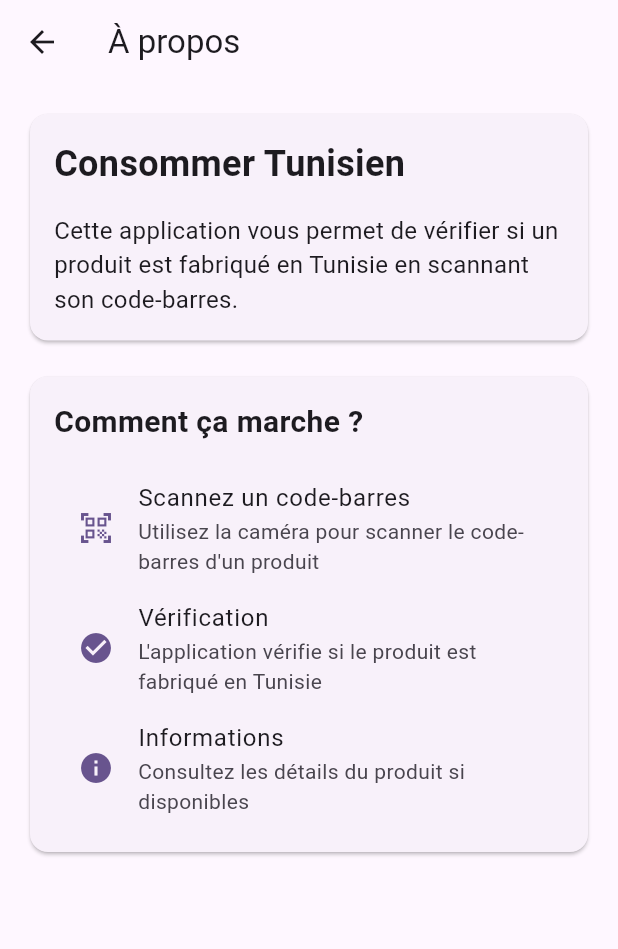
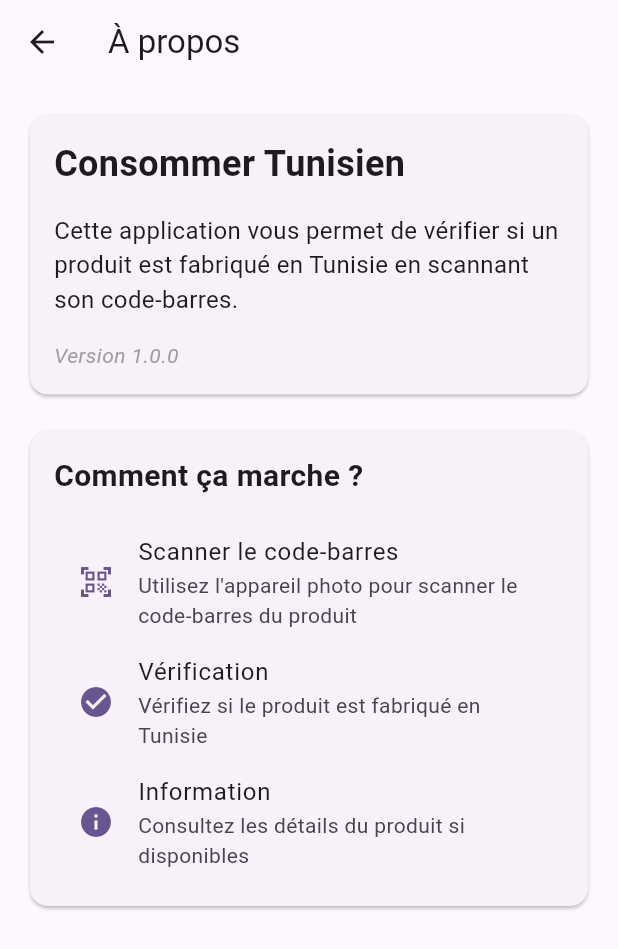
Before and after one commit to MoezMissaoui/consume-tunisian, a Flutter app: the AboutScreen screen opened directly, on a phone screen of 412 x 824 dp. Shown: the top 949 px of the screen. Run offline on Flutter 3.47's test engine with Material 3 defaults, Android fonts, the phone set to English and light mode, and no system bars; our stand-ins replace carousel_slider, flutter_svg, permission_handler, shared_preferences; missing offline and left inert: mobile_scanner; accounts and stored records are empty.

Commit message:
feat: translations

```diff
--- /dev/null
+++ b/lib/config/translations.dart
@@ -0,0 +1,139 @@
+class AppTranslations {
+  static const Map<String, Map<String, String>> translations = {
+    'fr': {
+      'appTitle': 'Consommer Tunisien',
+      'scan': 'Scanner',
+      'instructions': 'Instructions',
+      'scanInstructions':
+          'Placez le code-barres au centre du cadre pour un meilleur résultat',
+      'settings': 'Paramètres',
+      'about': 'À propos',
+      'history': 'Historique',
+      'seeDetails': 'Voir les détails',
+      'copy': 'Copier',
+      'copied': 'Copié dans le presse-papiers',
+      'product': 'Produit',
+      'productFrom': 'Produit de',
+      'madeInTunisia': 'Produit tunisien',
+      'notMadeInTunisia': 'Produit non tunisien',
+      'ingredients': 'Ingrédients',
+      'allergens': 'Allergènes',
+      'noDetails': 'Aucun détail disponible',
+      'error': 'Erreur',
+      'language': 'Langue',
+      'french': 'Français',
+      'english': 'Anglais',
+      'languageChanged': 'Langue changée en Français',
+      'nutriScore': 'Nutri-Score',
+      'nutriScoreQuestion': 'À quoi sert le Nutri-Score ?',
+      'nutriScoreExplanation':
+          'Le Nutri-Score offre aux consommateurs une information claire et aisément compréhensible sur la qualité nutritionnelle globale d\'un produit, directement sur l\'emballage, facilitant ainsi les choix lors des achats. Cette étiquette permet de comparer aisément les aliments et d\'opter pour ceux ayant une meilleure valeur nutritionnelle.\n\nCe repère visuel s\'inspire des travaux de l\'équipe du Pr Serge Hercberg. Le logo utilise une gamme de cinq couleurs, allant du vert foncé au orange foncé, et est associé à des lettres de A (indiquant la \"meilleure qualité nutritionnelle\") à E (représentant la \"qualité nutritionnelle la moins bonne\").',
+      'appDescription':
+          'Cette application vous permet de vérifier si un produit est fabriqué en Tunisie en scannant son code-barres.',
+      'howItWorks': 'Comment ça marche ?',
+      'scanBarcode': 'Scanner le code-barres',
+      'useCamera':
+          'Utilisez l\'appareil photo pour scanner le code-barres du produit',
+      'verification': 'Vérification',
+      'verifyProduct': 'Vérifiez si le produit est fabriqué en Tunisie',
+      'information': 'Information',
+      'viewDetails': 'Consultez les détails du produit si disponibles',
+      'version': 'Version',
+      'scanner': 'Scanner',
+      'scannerSettings': 'Paramètres du scanner de codes-barres',
+      'notifications': 'Notifications',
+      'notificationsSettings': 'Gérer les notifications',
+      'storage': 'Stockage',
+      'storageSettings': 'Gérer le cache et les données',
+    },
+    'en': {
+      'appTitle': 'Consume Tunisian',
+      'scan': 'Scan',
+      'instructions': 'Instructions',
+      'scanInstructions':
+          'Place the barcode in the center of the frame for best results',
+      'settings': 'Settings',
+      'about': 'About',
+      'history': 'History',
+      'seeDetails': 'See details',
+      'copy': 'Copy',
+      'copied': 'Copied to clipboard',
+      'product': 'Product',
+      'productFrom': 'Product from',
+      'madeInTunisia': 'Tunisian product',
+      'notMadeInTunisia': 'Not a Tunisian product',
+      'ingredients': 'Ingredients',
+      'allergens': 'Allergens',
+      'noDetails': 'No details available',
+      'error': 'Error',
+      'language': 'Language',
+      'french': 'French',
+      'english': 'English',
+      'languageChanged': 'Language changed to English',
+      'nutriScore': 'Nutri-Score',
+      'nutriScoreQuestion': 'What is Nutri-Score for?',
+      'nutriScoreExplanation':
+          'Nutri-Score provides consumers with clear and easily understandable information about the overall nutritional quality of a product, directly on the packaging, making it easier to make choices when shopping. This label allows for easy comparison of foods and helps choose those with better nutritional value.\n\nThis visual reference is inspired by the work of Prof. Serge Hercberg\'s team. The logo uses a range of five colors, from dark green to dark orange, and is associated with letters from A (indicating "best nutritional quality") to E (representing "least good nutritional quality").',
+      'appDescription':
+          'This application allows you to check if a product is made in Tunisia by scanning its barcode.',
+      'howItWorks': 'How it works?',
+      'scanBarcode': 'Scan barcode',
+      'useCamera': 'Use the camera to scan the product\'s barcode',
+      'verification': 'Verification',
+      'verifyProduct': 'Check if the product is made in Tunisia',
+      'information': 'Information',
+      'viewDetails': 'View product details if available',
+      'version': 'Version',
+      'scanner': 'Scanner',
+      'scannerSettings': 'Barcode scanner settings',
+      'notifications': 'Notifications',
+      'notificationsSettings': 'Manage notifications',
+      'storage': 'Storage',
+      'storageSettings': 'Manage cache and data',
+    },
+    'ar': {
+      'appTitle': 'استهلك تونسي',
+      'scan': 'مسح',
+      'instructions': 'تعليمات',
+      'scanInstructions': 'ضع الباركود في وسط الإطار للحصول على أفضل النتائج',
+      'settings': 'إعدادات',
+      'about': 'حول',
+      'history': 'السجل',
+      'seeDetails': 'عرض التفاصيل',
+      'copy': 'نسخ',
+      'copied': 'تم النسخ إلى الحافظة',
+      'product': 'منتج',
+      'productFrom': 'منتج من',
+      'madeInTunisia': 'منتج تونسي',
+      'notMadeInTunisia': 'منتج غير تونسي',
+      'ingredients': 'المكونات',
+      'allergens': 'مسببات الحساسية',
+      'noDetails': 'لا تفاصيل متاحة',
+      'error': 'خطأ',
+      'language': 'اللغة',
+      'french': 'فرنسي',
+      'english': 'إنجليزي',
+      'languageChanged': 'تم تغيير اللغة',
+      'nutriScore': 'نوتري-سكور',
+      'nutriScoreQuestion': 'ما هو الغرض من نوتري-سكور؟',
+      'nutriScoreExplanation':
+          'يوفر نوتري-سكور للمستهلكين معلومات واضحة وسهلة الفهم حول الجودة الغذائية الشاملة للمنتج، مباشرة على العبوة، مما يسهل عملية الاختيار عند التسوق. يسمح هذا الملصق بمقارنة الأطعمة بسهولة واختيار تلك التي تتمتع بقيمة غذائية أفضل.\n\nهذا المرجع البصري مستوحى من عمل فريق البروفيسور سيرج هيركبرج. يستخدم الشعار مجموعة من خمسة ألوان، من الأخضر الداكن إلى البرتقالي الداكن، ويرتبط بالحروف من A (يشير إلى "أفضل جودة غذائية") إلى E (يمثل "الجودة الغذائية الأقل جودة").',
+      'appDescription':
+          'يتيح لك هذا التطبيق التحقق مما إذا كان المنتج مصنوعًا في تونس عن طريق مسح الباركود الخاص به.',
+      'howItWorks': 'كيف يعمل؟',
+      'scanBarcode': 'مسح الباركود',
+      'useCamera': 'استخدم الكاميرا لمسح الباركود الخاص بالمنتج',
+      'verification': 'التحقق',
+      'verifyProduct': 'تحقق مما إذا كان المنتج مصنوعًا في تونس',
+      'information': 'معلومات',
+      'viewDetails': 'عرض تفاصيل المنتج إذا كانت متوفرة',
+      'version': 'الإصدار',
+      'scanner': 'الماسح',
+      'scannerSettings': 'إعدادات ماسح الباركود',
+      'notifications': 'الإشعارات',
+      'notificationsSettings': 'إدارة الإشعارات',
+      'storage': 'التخزين',
+      'storageSettings': 'إدارة ذاكرة التخزين المؤقت والبيانات',
+    },
+  };
+}
--- /dev/null
+++ b/lib/controllers/language_controller.dart
@@ -0,0 +1,35 @@
+import 'package:flutter/material.dart';
+import 'package:shared_preferences/shared_preferences.dart';
+import '../config/translations.dart';
+
+class LanguageController extends ChangeNotifier {
+  static const String LANGUAGE_KEY = 'selected_language';
+  late SharedPreferences _prefs;
+  Locale _currentLocale = const Locale('fr'); // Default to French
+
+  LanguageController() {
+    _loadSavedLanguage();
+  }
+
+  Locale get currentLocale => _currentLocale;
+
+  Future<void> _loadSavedLanguage() async {
+    _prefs = await SharedPreferences.getInstance();
+    final savedLanguage = _prefs.getString(LANGUAGE_KEY);
+    if (savedLanguage != null) {
+      _currentLocale = Locale(savedLanguage);
+      notifyListeners();
+    }
+  }
+
+  Future<void> setLanguage(String languageCode) async {
+    _currentLocale = Locale(languageCode);
+    await _prefs.setString(LANGUAGE_KEY, languageCode);
+    notifyListeners();
+  }
+
+  String translate(String key) {
+    return AppTranslations.translations[_currentLocale.languageCode]?[key] ??
+        key;
+  }
+}
--- a/lib/presentation/screens/about_screen.dart
+++ b/lib/presentation/screens/about_screen.dart
@@ -1,10 +1,13 @@
 import 'package:flutter/material.dart';
+import 'package:provider/provider.dart';
+import 'package:consume_tunisian/controllers/language_controller.dart';
 
 class AboutScreen extends StatelessWidget {
   const AboutScreen({Key? key}) : super(key: key);
 
   @override
   Widget build(BuildContext context) {
+    final lang = Provider.of<LanguageController>(context);
     return WillPopScope(
       onWillPop: () async {
         Navigator.of(context).pop();
@@ -12,7 +15,7 @@ class AboutScreen extends StatelessWidget {
       },
       child: Scaffold(
         appBar: AppBar(
-          title: const Text('À propos'),
+          title: Text(lang.translate('about')),
           elevation: 0,
           leading: IconButton(
             icon: const Icon(Icons.arrow_back),
@@ -27,23 +30,31 @@ class AboutScreen extends StatelessWidget {
             child: Column(
               crossAxisAlignment: CrossAxisAlignment.start,
               children: [
-                const Card(
+                Card(
                   child: Padding(
-                    padding: EdgeInsets.all(16.0),
+                    padding: const EdgeInsets.all(16.0),
                     child: Column(
                       crossAxisAlignment: CrossAxisAlignment.start,
                       children: [
                         Text(
-                          'Consommer Tunisien',
-                          style: TextStyle(
+                          lang.translate('appTitle'),
+                          style: const TextStyle(
                             fontSize: 24,
                             fontWeight: FontWeight.bold,
                           ),
                         ),
-                        SizedBox(height: 16),
+                        const SizedBox(height: 16),
                         Text(
-                          'Cette application vous permet de vérifier si un produit est fabriqué en Tunisie en scannant son code-barres.',
-                          style: TextStyle(fontSize: 16),
+                          lang.translate('appDescription'),
+                          style: const TextStyle(fontSize: 16),
+                        ),
+                        const SizedBox(height: 16),
+                        Text(
+                          '${lang.translate('version')} 1.0.0',
+                          style: const TextStyle(
+                            fontStyle: FontStyle.italic,
+                            color: Colors.grey,
+                          ),
                         ),
                       ],
                     ),
@@ -56,9 +67,9 @@ class AboutScreen extends StatelessWidget {
                     child: Column(
                       crossAxisAlignment: CrossAxisAlignment.start,
                       children: [
-                        const Text(
-                          'Comment ça marche ?',
-                          style: TextStyle(
+                        Text(
+                          lang.translate('howItWorks'),
+                          style: const TextStyle(
                             fontSize: 20,
                             fontWeight: FontWeight.bold,
                           ),
@@ -69,30 +80,24 @@ class AboutScreen extends StatelessWidget {
                             Icons.qr_code_scanner,
                             color: Theme.of(context).primaryColor,
                           ),
-                          title: const Text('Scannez un code-barres'),
-                          subtitle: const Text(
-                            'Utilisez la caméra pour scanner le code-barres d\'un produit',
-                          ),
+                          title: Text(lang.translate('scanBarcode')),
+                          subtitle: Text(lang.translate('useCamera')),
                         ),
                         ListTile(
                           leading: Icon(
                             Icons.check_circle,
                             color: Theme.of(context).primaryColor,
                           ),
-                          title: const Text('Vérification'),
-                          subtitle: const Text(
-                            'L\'application vérifie si le produit est fabriqué en Tunisie',
-                          ),
+                          title: Text(lang.translate('verification')),
+                          subtitle: Text(lang.translate('verifyProduct')),
                         ),
                         ListTile(
                           leading: Icon(
                             Icons.info,
                             color: Theme.of(context).primaryColor,
                           ),
-                          title: const Text('Informations'),
-                          subtitle: const Text(
-                            'Consultez les détails du produit si disponibles',
-                          ),
+                          title: Text(lang.translate('information')),
+                          subtitle: Text(lang.translate('viewDetails')),
                         ),
                       ],
                     ),
--- a/pubspec.yaml
+++ b/pubspec.yaml
@@ -30,15 +30,14 @@ environment:
 dependencies:
   flutter:
     sdk: flutter
-
-  # The following adds the Cupertino Icons font to your application.
-  # Use with the CupertinoIcons class for iOS style icons.
+  provider: ^6.1.1  # Make sure this line exists
   cupertino_icons: ^1.0.8
   permission_handler: ^11.4.0
   mobile_scanner: ^6.0.7
   http: ^1.3.0
   flutter_svg: ^2.0.17
   carousel_slider: ^5.0.0
+  shared_preferences: ^2.2.2
 
 dev_dependencies:
   flutter_test:
```
Also changed, not shown: lib/main.dart (+18 -2 lines), lib/presentation/screens/barcode_scanner_screen.dart (+17 -23 lines), lib/presentation/screens/settings_screen.dart (+62 -18 lines), lib/presentation/widgets/barcode_scanner_widget.dart (+14 -10 lines), lib/presentation/widgets/nutriscore_tooltip_widget.dart (+12 -9 lines), pubspec.lock, 1 other file.
